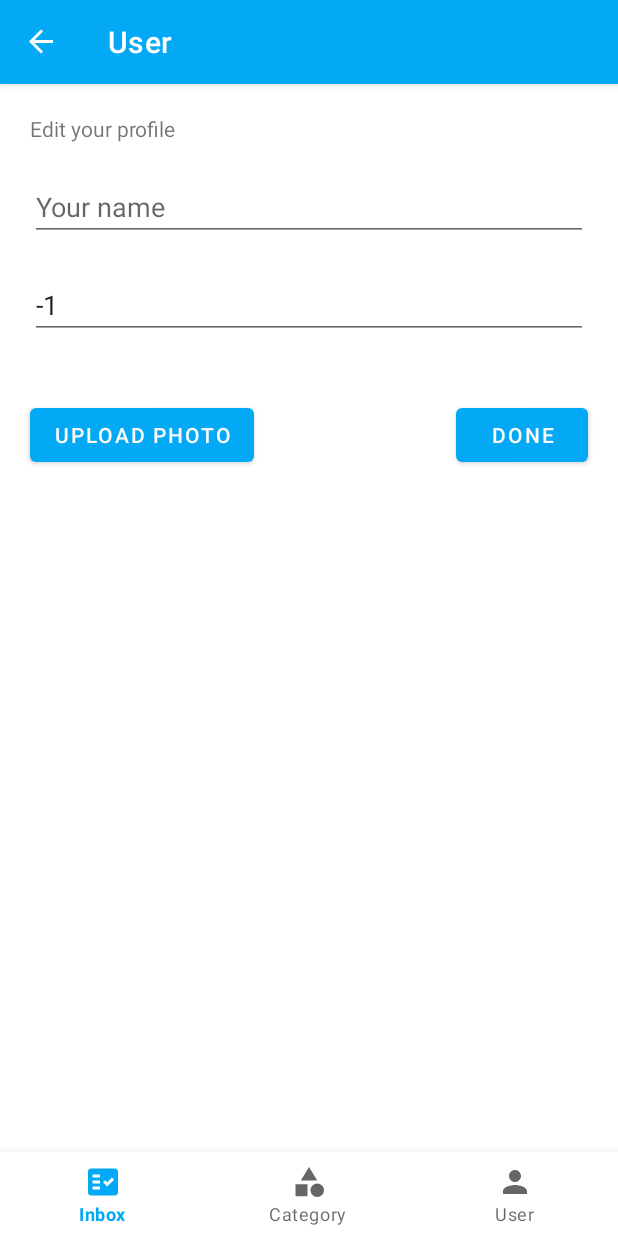
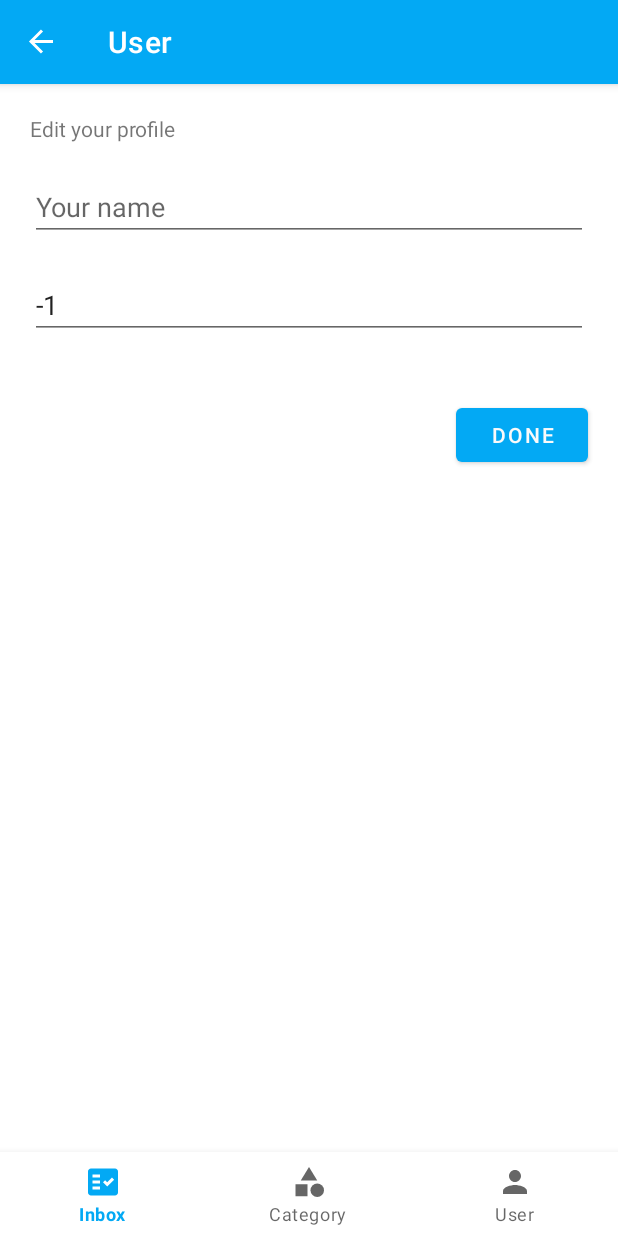
Before and after one commit to zhuy9/AutoChecklist, an Android app: the UserEditFragment screen opened directly, with no data from a screen before it, on a phone screen of 412 x 824 dp. Run offline under Robolectric (Android 15) with nearby library versions, the phone set to English and light mode, and no system bars; our stand-ins replace Firebase (no records; nobody signed in at launch, a user with empty details on screens opened directly), navigation-ui; libraries missing offline, so code that uses them is left out: com.firebase.ui.

Commit message:
final clean up

```diff
--- a/app/src/main/java/edu/rosehulman/automaticchecklist/Constants.kt
+++ b/app/src/main/java/edu/rosehulman/automaticchecklist/Constants.kt
@@ -26,8 +26,6 @@ object Constants {
         Frequency.valueOf(f)
     ) // index
 
-    fun parseSingleFrequency(f: Frequency) = f.name.replace("_", " ")
-
     /* parse from milliseconds into dd/MM/yyyy format */
     /* off by one day bug fix sources: */
     /* https://github.com/material-components/material-components-android/issues/882 */
--- a/app/src/main/java/edu/rosehulman/automaticchecklist/ui/UserEditFragment.kt
+++ b/app/src/main/java/edu/rosehulman/automaticchecklist/ui/UserEditFragment.kt
@@ -21,7 +21,7 @@ class UserEditFragment : Fragment() {
     ): View {
         super.onCreateView(inflater, container, savedInstanceState)
         val userModel = ViewModelProvider(requireActivity()).get(UserViewModel::class.java)
-        Log.d(Constants.TAG, "User in edit fragment: ${userModel.user}")
+        // Log.d(Constants.TAG, "User in edit fragment: ${userModel.user}")
 
         val binding = FragmentUserEditBinding.inflate(inflater, container, false)
         binding.userEditDoneButton.setOnClickListener {
--- a/app/src/main/res/layout/fragment_user.xml
+++ b/app/src/main/res/layout/fragment_user.xml
@@ -40,6 +40,7 @@
         android:layout_below="@+id/user_age"
         android:layout_centerHorizontal="true"
         android:text="@string/user_labels"
+        android:textAlignment="center"
         android:textSize="30sp"
         android:textStyle="bold" />
 
--- a/app/src/main/res/layout/fragment_user_edit.xml
+++ b/app/src/main/res/layout/fragment_user_edit.xml
@@ -36,15 +36,6 @@
         android:importantForAutofill="no" />
 
     <Button
-        android:id="@+id/user_edit_upload_photo_button"
-        android:layout_width="wrap_content"
-        android:layout_height="wrap_content"
-        android:layout_below="@+id/user_edit_age_edit_text"
-        android:layout_alignParentStart="true"
-        android:layout_margin="20dp"
-        android:text="@string/upload_photo" />
-
-    <Button
         android:id="@+id/user_edit_done_button"
         android:layout_width="wrap_content"
         android:layout_height="wrap_content"
--- a/app/src/main/res/values/strings.xml
+++ b/app/src/main/res/values/strings.xml
@@ -45,4 +45,7 @@
     <string name="missing_due_date_instr">Missing due date for this event</string>
     <string name="this_entry_has_been_instr">This entry has been removed</string>
     <string name="label_has_been_removed_instr">Label [%s] has been removed</string>
+    <string name="are_you_sure_1_instr">Are you sure to remove 1 entry permanently?</string>
+    <string name="are_you_sure_multi_instr">Are you sure to remove %d entries permanently?</string>
+    <string name="warning">Warning</string>
 </resources>
```
Also changed, not shown: app/src/main/java/edu/rosehulman/automaticchecklist/ui/InboxFragment.kt (+6 -6 lines).
